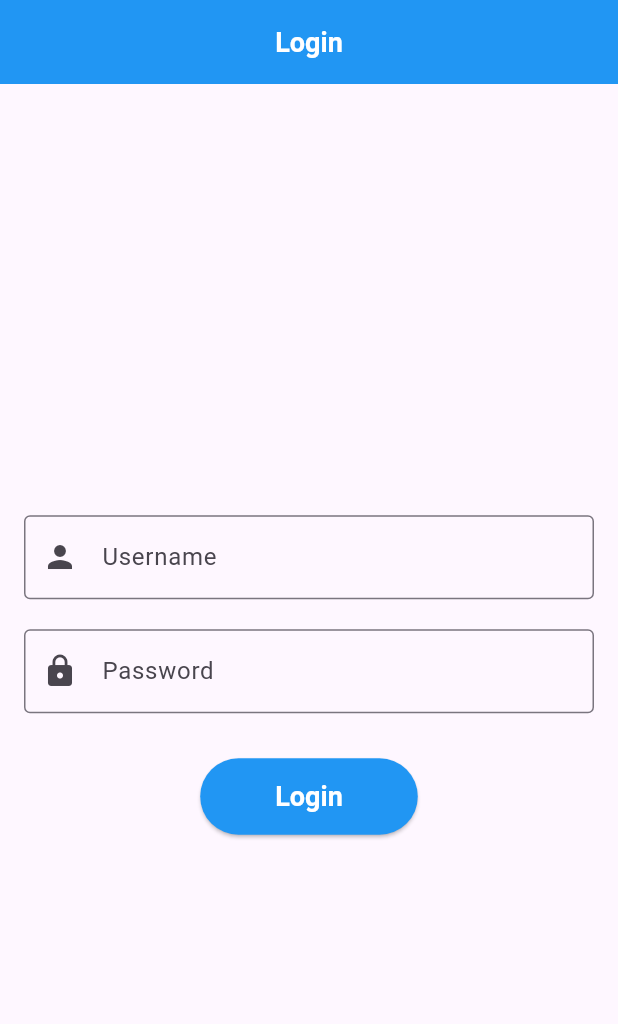
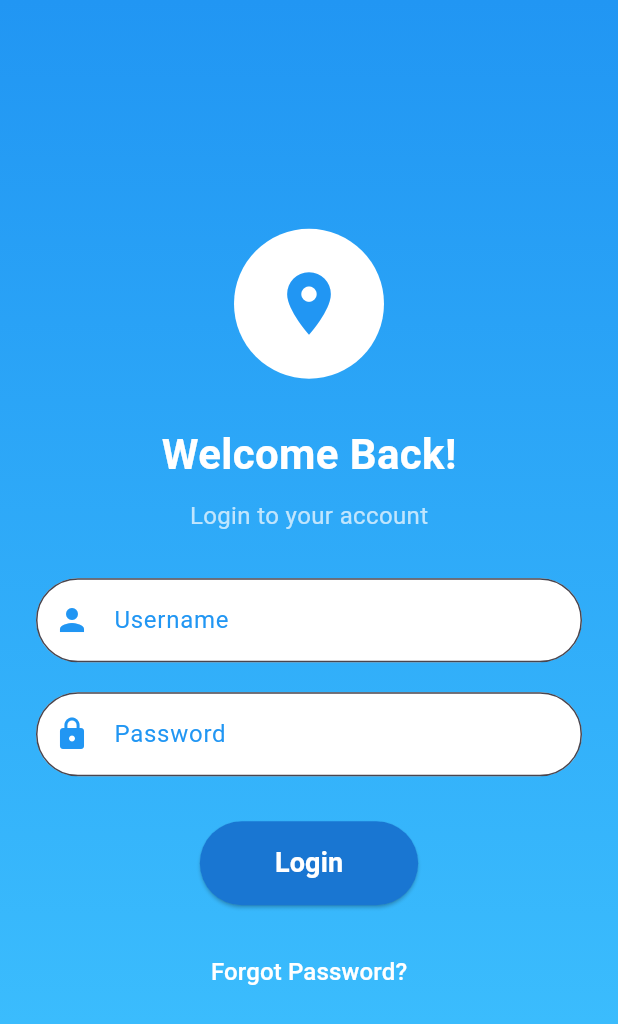
Before and after one commit to Kumarianushka79701/locatingApp, a Flutter app: the screen it shows after launch, on a phone screen of 412 x 824 dp. Shown: the top 1024 px of the screen. Run offline on Flutter 3.47's test engine with Material 3 defaults, Android fonts, the phone set to English and light mode, and no system bars; our stand-ins replace geocoding, geolocator, shared_preferences.

Commit message:
ui changes

```diff
--- a/locating_app/lib/location_screen.dart
+++ b/locating_app/lib/location_screen.dart
@@ -13,6 +13,12 @@ class _LocationScreenState extends State<LocationScreen> {
   double? _distance;
   String _currentAddress = '';
   bool _isLoading = false;
+
+  @override
+  void initState() {
+    super.initState();
+    _getLocation();
+  }
 
   Future<void> _getLocation() async {
     setState(() {
@@ -38,7 +44,7 @@ class _LocationScreenState extends State<LocationScreen> {
       if (permission != LocationPermission.whileInUse &&
           permission != LocationPermission.always) {
         setState(() {
-          _isLoading = false; // Stop loading
+          _isLoading = false;
         });
         ScaffoldMessenger.of(context).showSnackBar(
           SnackBar(content: Text("Location permission is denied.")),
@@ -90,11 +96,12 @@ class _LocationScreenState extends State<LocationScreen> {
   }
 
   @override
+ @override
 Widget build(BuildContext context) {
   return Scaffold(
     appBar: AppBar(
       centerTitle: true,
-        title:const Text(
+      title: const Text(
         'Location Details',
         style: TextStyle(
           fontWeight: FontWeight.w700,
@@ -104,18 +111,26 @@ class _LocationScreenState extends State<LocationScreen> {
       ),
       backgroundColor: Colors.blue,
       leading: IconButton(
-          icon: Icon(Icons.arrow_back,color: Colors.white,),
-          onPressed: () {Navigator.pushReplacement(
+        icon: Icon(Icons.arrow_back, color: Colors.white),
+        onPressed: () {
+          Navigator.pushReplacement(
             context,
             MaterialPageRoute(builder: (context) => LoginScreen()),
-      );},
+          );
+        },
       ),
     ),
     body: Padding(
       padding: const EdgeInsets.all(16.0),
       child: Column(
+        mainAxisAlignment: MainAxisAlignment.center,
         crossAxisAlignment: CrossAxisAlignment.start,
         children: [
+          if (_isLoading)
+            Center(
+              child: CircularProgressIndicator(),
+            )
+          else ...[
             if (_distance != null)
               Card(
                 elevation: 4,
@@ -143,7 +158,7 @@ class _LocationScreenState extends State<LocationScreen> {
                   style: TextStyle(fontSize: 16, fontWeight: FontWeight.bold),
                 ),
                 subtitle: Text(
-                  _currentAddress,
+                  _currentAddress.isEmpty ? "Loading..." : _currentAddress,
                   style: TextStyle(fontSize: 16),
                 ),
               ),
@@ -151,9 +166,7 @@ class _LocationScreenState extends State<LocationScreen> {
             SizedBox(height: 20),
             Center(
               child: ElevatedButton.icon(
-                onPressed: _isLoading
-                    ? null
-                    : _getLocation,
+                onPressed: _isLoading ? null : _getLocation,
                 icon: _isLoading
                     ? SizedBox(
                         width: 20,
@@ -180,6 +193,7 @@ class _LocationScreenState extends State<LocationScreen> {
               ),
             ),
           ],
+        ],
       ),
     ),
   );
--- a/locating_app/lib/login.dart
+++ b/locating_app/lib/login.dart
@@ -17,7 +17,7 @@ class _LoginScreenState extends State<LoginScreen> {
     final username = usernameController.text;
     final password = passwordController.text;
 
-    if (username == "anu" && password == "123") {
+    if (username == "LogicClutch" && password == "123") {
       SharedPreferences prefs = await SharedPreferences.getInstance();
       await prefs.setBool('isLoggedIn', true);
 
@@ -26,46 +26,90 @@ class _LoginScreenState extends State<LoginScreen> {
         MaterialPageRoute(builder: (context) => LocationScreen()),
       );
     } else {
-      ScaffoldMessenger.of(context).showSnackBar(SnackBar(content: Text('Invalid credentials')));
+      ScaffoldMessenger.of(context).showSnackBar(
+        SnackBar(content: Text('Invalid credentials')),
+      );
     }
   }
 
   @override
   Widget build(BuildContext context) {
     return Scaffold(
-      appBar: AppBar(
-        centerTitle: true,
-        title: Text(
-          'Login',
-          style: TextStyle(fontWeight: FontWeight.w700, color: Colors.white, fontSize: 18),
+      body: Container(
+        decoration: BoxDecoration(
+          gradient: LinearGradient(
+            colors: [Colors.blue, Colors.lightBlueAccent],
+            begin: Alignment.topCenter,
+            end: Alignment.bottomCenter,
           ),
-        backgroundColor: Colors.blue,
         ),
-      body: Padding(
-        padding: const EdgeInsets.all(16.0),
+        child: Center(
+          child: SingleChildScrollView(
+            child: Padding(
+              padding: const EdgeInsets.symmetric(horizontal: 24.0),
               child: Column(
                 mainAxisAlignment: MainAxisAlignment.center,
-          crossAxisAlignment: CrossAxisAlignment.center,
                 children: [
-
-            SizedBox(height: 20),
+                  CircleAvatar(
+                    radius: 50,
+                    backgroundColor: Colors.white,
+                    child: Icon(
+                      Icons.location_on,
+                      size: 50,
+                      color: Colors.blue,
+                    ),
+                  ),
+                  SizedBox(height: 30),
+                  Text(
+                    'Welcome Back!',
+                    style: TextStyle(
+                      fontSize: 28,
+                      fontWeight: FontWeight.bold,
+                      color: Colors.white,
+                    ),
+                  ),
+                  SizedBox(height: 10),
+                  Text(
+                    'Login to your account',
+                    style: TextStyle(
+                      fontSize: 16,
+                      color: Colors.white70,
+                    ),
+                  ),
+                  SizedBox(height: 30),
                   TextField(
                     controller: usernameController,
                     decoration: InputDecoration(
-                labelText: 'Username',
-
-
-                border: OutlineInputBorder(),
-                prefixIcon: Icon(Icons.person),
+                      filled: true,
+                      fillColor: Colors.white,
+                      hintText: 'Username',
+                      hintStyle: TextStyle(color: Colors.blue),
+                      border: OutlineInputBorder(
+                        borderRadius: BorderRadius.circular(30),
+                      ),
+                      focusedBorder: OutlineInputBorder(
+                        borderRadius: BorderRadius.circular(30),
+                        borderSide: BorderSide(color: Colors.blue, width: 2.0),
+                      ),
+                      prefixIcon: Icon(Icons.person, color: Colors.blue),
                     ),
                   ),
                   SizedBox(height: 20),
                   TextField(
                     controller: passwordController,
                     decoration: InputDecoration(
-                labelText: 'Password',
-                border: OutlineInputBorder(),
-                prefixIcon: Icon(Icons.lock),
+                      filled: true,
+                      fillColor: Colors.white,
+                      hintText: 'Password',
+                      hintStyle: TextStyle(color: Colors.blue),
+                      border: OutlineInputBorder(
+                        borderRadius: BorderRadius.circular(30),
+                      ),
+                      focusedBorder: OutlineInputBorder(
+                        borderRadius: BorderRadius.circular(30),
+                        borderSide: BorderSide(color: Colors.blue, width: 2.0),
+                      ),
+                      prefixIcon: Icon(Icons.lock, color: Colors.blue),
                     ),
                     obscureText: true,
                   ),
@@ -81,17 +125,31 @@ class _LoginScreenState extends State<LoginScreen> {
                       ),
                     ),
                     style: ElevatedButton.styleFrom(
-              backgroundColor: Colors.blue,
-              padding: EdgeInsets.symmetric(horizontal: 50, vertical: 15),
-              textStyle: TextStyle(fontSize: 16),
+                      backgroundColor: Colors.blue.shade700,
+                      padding:
+                          EdgeInsets.symmetric(horizontal: 50, vertical: 15),
                       shape: RoundedRectangleBorder(
                         borderRadius: BorderRadius.circular(30),
+                      ),
+                    ),
+                  ),
+                  SizedBox(height: 20),
+                  TextButton(
+                    onPressed: () {},
+                    child: Text(
+                      'Forgot Password?',
+                      style: TextStyle(
+                        color: Colors.white,
+                        fontSize: 16,
                       ),
                     ),
                   ),
                 ],
               ),
             ),
+          ),
+        ),
+      ),
     );
   }
 }
```
Lines whose indentation alone changed are shown as unchanged.
